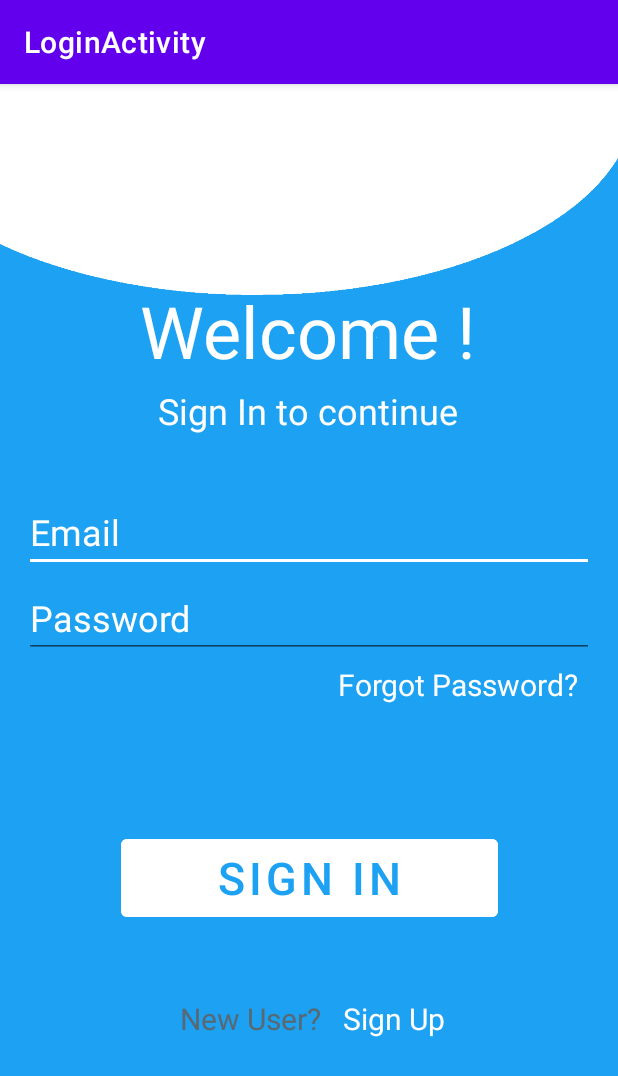
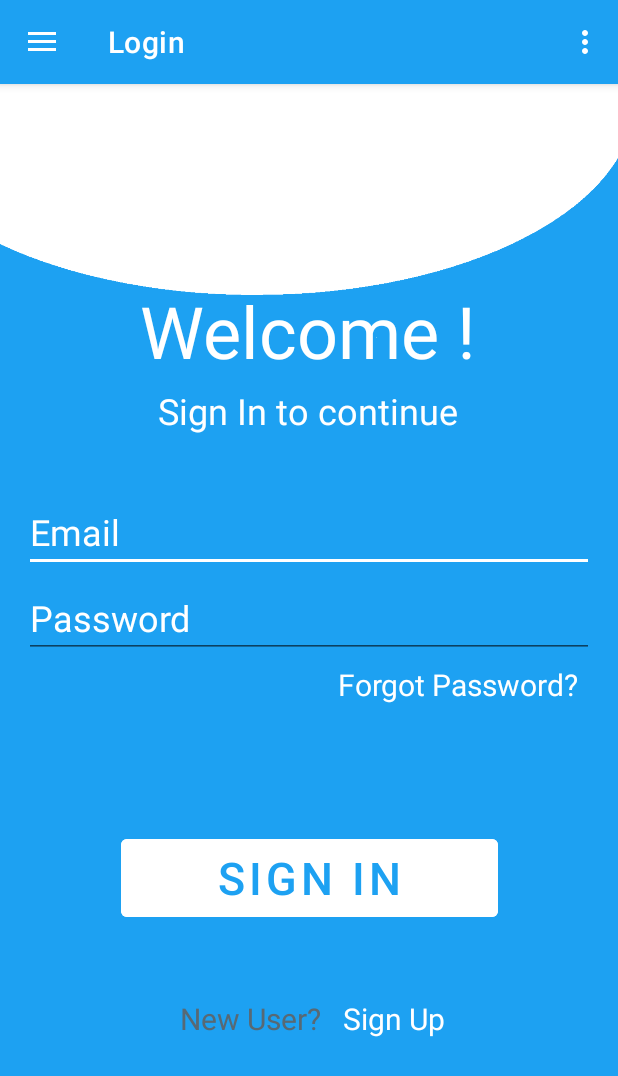
Before and after one commit to jackperlo/BadApp, an Android app: the screen it shows after launch (LoginActivity before the commit, MainActivity after it), in the side drawer, after a tap on "Login", on a phone screen of 412 x 824 dp. Shown: the top 1076 px of the screen. Run offline under Robolectric (Android 15) with nearby library versions, the phone set to English and light mode, and no system bars; our stand-ins replace navigation-ui; 7 statements that could not run were skipped.

Commit message:
Change login activity to fragment

```diff
--- a/app/build.gradle
+++ b/app/build.gradle
@@ -40,6 +40,7 @@ dependencies {
     implementation 'androidx.navigation:navigation-fragment:2.3.5'
     implementation 'androidx.navigation:navigation-ui:2.3.5'
     implementation 'androidx.annotation:annotation:1.2.0'
+    implementation 'androidx.legacy:legacy-support-v4:1.0.0'
     testImplementation 'junit:junit:4.+'
     androidTestImplementation 'androidx.test.ext:junit:1.1.3'
     androidTestImplementation 'androidx.test.espresso:espresso-core:3.4.0'
--- a/app/src/main/java/com/example/progettoium/MainActivity.java
+++ b/app/src/main/java/com/example/progettoium/MainActivity.java
@@ -45,7 +45,7 @@ public class MainActivity extends AppCompatActivity {
         // Passing each menu ID as a set of Ids because each
         // menu should be considered as top level destinations.
         mAppBarConfiguration = new AppBarConfiguration.Builder(
-                R.id.nav_home, R.id.nav_gallery, R.id.nav_slideshow)
+                R.id.nav_home, R.id.nav_login)
                 .setOpenableLayout(drawer)
                 .build();
         NavController navController = Navigation.findNavController(this, R.id.nav_host_fragment_content_main);
--- /dev/null
+++ b/app/src/main/java/com/example/progettoium/ui/login/LoginFragment.java
@@ -0,0 +1,37 @@
+package com.example.progettoium.ui.login;
+
+import android.os.Bundle;
+
+import androidx.annotation.NonNull;
+import androidx.fragment.app.Fragment;
+
+import android.view.LayoutInflater;
+import android.view.View;
+import android.view.ViewGroup;
+import android.widget.Button;
+import android.widget.EditText;
+import android.widget.ProgressBar;
+
+import com.example.progettoium.R;
+import com.example.progettoium.databinding.FragmentLoginBinding;
+
+public class LoginFragment extends Fragment {
+
+    private FragmentLoginBinding binding;
+
+    @Override
+    public View onCreateView(@NonNull LayoutInflater inflater,
+                             ViewGroup container, Bundle savedInstanceState) {
+        super.onCreate(savedInstanceState);
+
+        binding = FragmentLoginBinding.inflate(inflater, container, false);
+        View root = binding.getRoot();
+
+        final EditText txtUsername = binding.username;
+        final EditText txtPassword = binding.password;
+        final Button loginButton = binding.login;
+        final ProgressBar progressBar = binding.loading;
+
+        return root;
+    }
+}
--- a/app/src/main/java/com/example/progettoium/ui/login/data/LoginRepository.java
+++ /dev/null
@@ -1,54 +0,0 @@
-package com.example.progettoium.ui.login.data;
-
-import com.example.progettoium.ui.login.data.model.LoggedInUser;
-
-/**
- * Class that requests authentication and user information from the remote data source and
- * maintains an in-memory cache of login status and user credentials information.
- */
-public class LoginRepository {
-
-    private static volatile LoginRepository instance;
-
-    private LoginDataSource dataSource;
-
-    // If user credentials will be cached in local storage, it is recommended it be encrypted
-    // @see https://developer.android.com/training/articles/keystore
-    private LoggedInUser user = null;
-
-    // private constructor : singleton access
-    private LoginRepository(LoginDataSource dataSource) {
-        this.dataSource = dataSource;
-    }
-
-    public static LoginRepository getInstance(LoginDataSource dataSource) {
-        if (instance == null) {
-            instance = new LoginRepository(dataSource);
-        }
-        return instance;
-    }
-
-    public boolean isLoggedIn() {
-        return user != null;
-    }
-
-    public void logout() {
-        user = null;
-        dataSource.logout();
-    }
-
-    private void setLoggedInUser(LoggedInUser user) {
-        this.user = user;
-        // If user credentials will be cached in local storage, it is recommended it be encrypted
-        // @see https://developer.android.com/training/articles/keystore
-    }
-
-    public Result<LoggedInUser> login(String username, String password) {
-        // handle login
-        Result<LoggedInUser> result = dataSource.login(username, password);
-        if (result instanceof Result.Success) {
-            setLoggedInUser(((Result.Success<LoggedInUser>) result).getData());
-        }
-        return result;
-    }
-}
--- a/app/src/main/java/com/example/progettoium/ui/login/ui/login/LoginActivity.java
+++ /dev/null
@@ -1,134 +0,0 @@
-package com.example.progettoium.ui.login.ui.login;
-
-import android.app.Activity;
-
-import androidx.lifecycle.Observer;
-import androidx.lifecycle.ViewModelProvider;
-
-import android.os.Bundle;
-
-import androidx.annotation.Nullable;
-import androidx.annotation.StringRes;
-import androidx.appcompat.app.AppCompatActivity;
-
-import android.text.Editable;
-import android.text.TextWatcher;
-import android.view.KeyEvent;
-import android.view.View;
-import android.view.inputmethod.EditorInfo;
-import android.widget.Button;
-import android.widget.EditText;
-import android.widget.ProgressBar;
-import android.widget.TextView;
-import android.widget.Toast;
-
-import com.example.progettoium.R;
-import com.example.progettoium.databinding.ActivityLoginBinding;
-
-public class LoginActivity extends AppCompatActivity {
-
-    private LoginViewModel loginViewModel;
-    private ActivityLoginBinding binding;
-
-    @Override
-    public void onCreate(Bundle savedInstanceState) {
-        super.onCreate(savedInstanceState);
-
-        binding = ActivityLoginBinding.inflate(getLayoutInflater());
-        setContentView(binding.getRoot());
-
-        loginViewModel = new ViewModelProvider(this, new LoginViewModelFactory())
-                .get(LoginViewModel.class);
-
-        final EditText usernameEditText = binding.username;
-        final EditText passwordEditText = binding.password;
-        final Button loginButton = binding.login;
-        final ProgressBar loadingProgressBar = binding.loading;
-
-        loginViewModel.getLoginFormState().observe(this, new Observer<LoginFormState>() {
-            @Override
-            public void onChanged(@Nullable LoginFormState loginFormState) {
-                if (loginFormState == null) {
-                    return;
-                }
-                loginButton.setEnabled(loginFormState.isDataValid());
-                if (loginFormState.getUsernameError() != null) {
-                    usernameEditText.setError(getString(loginFormState.getUsernameError()));
-                }
-                if (loginFormState.getPasswordError() != null) {
-                    passwordEditText.setError(getString(loginFormState.getPasswordError()));
-                }
-            }
-        });
-
-        loginViewModel.getLoginResult().observe(this, new Observer<LoginResult>() {
-            @Override
-            public void onChanged(@Nullable LoginResult loginResult) {
-                if (loginResult == null) {
-                    return;
-                }
-                loadingProgressBar.setVisibility(View.GONE);
-                if (loginResult.getError() != null) {
-                    showLoginFailed(loginResult.getError());
-                }
-                if (loginResult.getSuccess() != null) {
-                    updateUiWithUser(loginResult.getSuccess());
-                }
-                setResult(Activity.RESULT_OK);
-
-                //Complete and destroy login activity once successful
-                finish();
-            }
-        });
-
-        TextWatcher afterTextChangedListener = new TextWatcher() {
-            @Override
-            public void beforeTextChanged(CharSequence s, int start, int count, int after) {
-                // ignore
-            }
-
-            @Override
-            public void onTextChanged(CharSequence s, int start, int before, int count) {
-                // ignore
-            }
-
-            @Override
-            public void afterTextChanged(Editable s) {
-                loginViewModel.loginDataChanged(usernameEditText.getText().toString(),
-                        passwordEditText.getText().toString());
-            }
-        };
-        usernameEditText.addTextChangedListener(afterTextChangedListener);
-        passwordEditText.addTextChangedListener(afterTextChangedListener);
-        passwordEditText.setOnEditorActionListener(new TextView.OnEditorActionListener() {
-
-            @Override
-            public boolean onEditorAction(TextView v, int actionId, KeyEvent event) {
-                if (actionId == EditorInfo.IME_ACTION_DONE) {
-                    loginViewModel.login(usernameEditText.getText().toString(),
-                            passwordEditText.getText().toString());
-                }
-                return false;
-            }
-        });
-
-        loginButton.setOnClickListener(new View.OnClickListener() {
-            @Override
-            public void onClick(View v) {
-                loadingProgressBar.setVisibility(View.VISIBLE);
-                loginViewModel.login(usernameEditText.getText().toString(),
-                        passwordEditText.getText().toString());
-            }
-        });
-    }
-
-    private void updateUiWithUser(LoggedInUserView model) {
-        String welcome = getString(R.string.welcome) + model.getDisplayName();
-        // TODO : initiate successful logged in experience
-        Toast.makeText(getApplicationContext(), welcome, Toast.LENGTH_LONG).show();
-    }
-
-    private void showLoginFailed(@StringRes Integer errorString) {
-        Toast.makeText(getApplicationContext(), errorString, Toast.LENGTH_SHORT).show();
-    }
-}
--- a/app/src/main/java/com/example/progettoium/ui/login/ui/login/LoginViewModel.java
+++ /dev/null
@@ -1,70 +0,0 @@
-package com.example.progettoium.ui.login.ui.login;
-
-import androidx.lifecycle.LiveData;
-import androidx.lifecycle.MutableLiveData;
-import androidx.lifecycle.ViewModel;
-
-import android.util.Patterns;
-
-import com.example.progettoium.ui.login.data.LoginRepository;
-import com.example.progettoium.ui.login.data.Result;
-import com.example.progettoium.ui.login.data.model.LoggedInUser;
-import com.example.progettoium.R;
-
-public class LoginViewModel extends ViewModel {
-
-    private MutableLiveData<LoginFormState> loginFormState = new MutableLiveData<>();
-    private MutableLiveData<LoginResult> loginResult = new MutableLiveData<>();
-    private LoginRepository loginRepository;
-
-    LoginViewModel(LoginRepository loginRepository) {
-        this.loginRepository = loginRepository;
-    }
-
-    LiveData<LoginFormState> getLoginFormState() {
-        return loginFormState;
-    }
-
-    LiveData<LoginResult> getLoginResult() {
-        return loginResult;
-    }
-
-    public void login(String username, String password) {
-        // can be launched in a separate asynchronous job
-        Result<LoggedInUser> result = loginRepository.login(username, password);
-
-        if (result instanceof Result.Success) {
-            LoggedInUser data = ((Result.Success<LoggedInUser>) result).getData();
-            loginResult.setValue(new LoginResult(new LoggedInUserView(data.getDisplayName())));
-        } else {
-            loginResult.setValue(new LoginResult(R.string.login_failed));
-        }
-    }
-
-    public void loginDataChanged(String username, String password) {
-        if (!isUserNameValid(username)) {
-            loginFormState.setValue(new LoginFormState(R.string.invalid_username, null));
-        } else if (!isPasswordValid(password)) {
-            loginFormState.setValue(new LoginFormState(null, R.string.invalid_password));
-        } else {
-            loginFormState.setValue(new LoginFormState(true));
-        }
-    }
-
-    // A placeholder username validation check
-    private boolean isUserNameValid(String username) {
-        if (username == null) {
-            return false;
-        }
-        if (username.contains("@")) {
-            return Patterns.EMAIL_ADDRESS.matcher(username).matches();
-        } else {
-            return !username.trim().isEmpty();
-        }
-    }
-
-    // A placeholder password validation check
-    private boolean isPasswordValid(String password) {
-        return password != null && password.trim().length() > 5;
-    }
-}
--- a/app/src/main/java/com/example/progettoium/ui/login/ui/login/LoginViewModelFactory.java
+++ /dev/null
@@ -1,26 +0,0 @@
-package com.example.progettoium.ui.login.ui.login;
-
-import androidx.lifecycle.ViewModel;
-import androidx.lifecycle.ViewModelProvider;
-import androidx.annotation.NonNull;
-
-import com.example.progettoium.ui.login.data.LoginDataSource;
-import com.example.progettoium.ui.login.data.LoginRepository;
-
-/**
- * ViewModel provider factory to instantiate LoginViewModel.
- * Required given LoginViewModel has a non-empty constructor
- */
-public class LoginViewModelFactory implements ViewModelProvider.Factory {
-
-    @NonNull
-    @Override
-    @SuppressWarnings("unchecked")
-    public <T extends ViewModel> T create(@NonNull Class<T> modelClass) {
-        if (modelClass.isAssignableFrom(LoginViewModel.class)) {
-            return (T) new LoginViewModel(LoginRepository.getInstance(new LoginDataSource()));
-        } else {
-            throw new IllegalArgumentException("Unknown ViewModel class");
-        }
-    }
-}
--- a/app/src/main/res/layout-w1240dp/activity_login.xml
+++ /dev/null
@@ -1,71 +0,0 @@
-<?xml version="1.0" encoding="utf-8"?>
-<androidx.constraintlayout.widget.ConstraintLayout xmlns:android="http://schemas.android.com/apk/res/android"
-    xmlns:app="http://schemas.android.com/apk/res-auto"
-    xmlns:tools="http://schemas.android.com/tools"
-    android:id="@+id/container"
-    android:layout_width="match_parent"
-    android:layout_height="match_parent"
-    android:paddingLeft="@dimen/activity_horizontal_margin"
-    android:paddingTop="@dimen/activity_vertical_margin"
-    android:paddingRight="@dimen/activity_horizontal_margin"
-    android:paddingBottom="@dimen/activity_vertical_margin"
-    tools:context=".ui.login.ui.login.LoginActivity">
-
-    <EditText
-        android:id="@+id/username"
-        android:layout_width="0dp"
-        android:layout_height="wrap_content"
-        android:layout_marginTop="96dp"
-        android:autofillHints="@string/prompt_email"
-        android:hint="@string/prompt_email"
-        android:inputType="textEmailAddress"
-        android:selectAllOnFocus="true"
-        app:layout_constraintEnd_toEndOf="parent"
-        app:layout_constraintStart_toStartOf="parent"
-        app:layout_constraintTop_toTopOf="parent" />
-
-    <EditText
-        android:id="@+id/password"
-        android:layout_width="0dp"
-        android:layout_height="wrap_content"
-        android:layout_marginTop="8dp"
-        android:autofillHints="@string/prompt_password"
-        android:hint="@string/prompt_password"
-        android:imeActionLabel="@string/action_sign_in_short"
-        android:imeOptions="actionDone"
-        android:inputType="textPassword"
-        android:selectAllOnFocus="true"
-        app:layout_constraintEnd_toEndOf="parent"
-        app:layout_constraintStart_toStartOf="parent"
-        app:layout_constraintTop_toBottomOf="@+id/username" />
-
-    <Button
-        android:id="@+id/login"
-        android:layout_width="wrap_content"
-        android:layout_height="wrap_content"
-        android:layout_gravity="start"
-        android:layout_marginTop="16dp"
-        android:layout_marginBottom="64dp"
-        android:enabled="false"
-        android:text="@string/action_sign_in"
-        app:layout_constraintBottom_toBottomOf="parent"
-        app:layout_constraintEnd_toEndOf="parent"
-        app:layout_constraintStart_toStartOf="parent"
-        app:layout_constraintTop_toBottomOf="@+id/password"
-        app:layout_constraintVertical_bias="0.2" />
-
-    <ProgressBar
-        android:id="@+id/loading"
-        android:layout_width="wrap_content"
-        android:layout_height="wrap_content"
-        android:layout_gravity="center"
-        android:layout_marginTop="64dp"
-        android:layout_marginBottom="64dp"
-        android:visibility="gone"
-        app:layout_constraintBottom_toBottomOf="parent"
-        app:layout_constraintEnd_toEndOf="@+id/password"
-        app:layout_constraintStart_toStartOf="@+id/password"
-        app:layout_constraintTop_toTopOf="parent"
-        app:layout_constraintVertical_bias="0.3" />
-
-</androidx.constraintlayout.widget.ConstraintLayout>
--- a/app/src/main/res/layout-w936dp/activity_login.xml
+++ /dev/null
@@ -1,78 +0,0 @@
-<?xml version="1.0" encoding="utf-8"?>
-<androidx.constraintlayout.widget.ConstraintLayout xmlns:android="http://schemas.android.com/apk/res/android"
-    xmlns:app="http://schemas.android.com/apk/res-auto"
-    xmlns:tools="http://schemas.android.com/tools"
-    android:id="@+id/container"
-    android:layout_width="match_parent"
-    android:layout_height="match_parent"
-    android:paddingLeft="@dimen/activity_horizontal_margin"
-    android:paddingTop="@dimen/activity_vertical_margin"
-    android:paddingRight="@dimen/activity_horizontal_margin"
-    android:paddingBottom="@dimen/activity_vertical_margin"
-    tools:context=".ui.login.ui.login.LoginActivity">
-
-    <androidx.constraintlayout.widget.ConstraintLayout
-        android:layout_width="840dp"
-        android:layout_height="match_parent"
-        app:layout_constraintEnd_toEndOf="parent"
-        app:layout_constraintStart_toStartOf="parent">
-
-        <EditText
-            android:id="@+id/username"
-            android:layout_width="0dp"
-            android:layout_height="wrap_content"
-            android:layout_marginTop="96dp"
-            android:autofillHints="@string/prompt_email"
-            android:hint="@string/prompt_email"
-            android:inputType="textEmailAddress"
-            android:selectAllOnFocus="true"
-            app:layout_constraintEnd_toEndOf="parent"
-            app:layout_constraintStart_toStartOf="parent"
-            app:layout_constraintTop_toTopOf="parent" />
-
-        <EditText
-            android:id="@+id/password"
-            android:layout_width="0dp"
-            android:layout_height="wrap_content"
-            android:layout_marginTop="8dp"
-            android:autofillHints="@string/prompt_password"
-            android:hint="@string/prompt_password"
-            android:imeActionLabel="@string/action_sign_in_short"
-            android:imeOptions="actionDone"
-            android:inputType="textPassword"
-            android:selectAllOnFocus="true"
-            app:layout_constraintEnd_toEndOf="parent"
-            app:layout_constraintStart_toStartOf="parent"
-            app:layout_constraintTop_toBottomOf="@+id/username" />
-
-        <Button
-            android:id="@+id/login"
-            android:layout_width="wrap_content"
-            android:layout_height="wrap_content"
-            android:layout_gravity="start"
-            android:layout_marginTop="16dp"
-            android:layout_marginBottom="64dp"
-            android:enabled="false"
-            android:text="@string/action_sign_in"
-            app:layout_constraintBottom_toBottomOf="parent"
-            app:layout_constraintEnd_toEndOf="parent"
-            app:layout_constraintStart_toStartOf="parent"
-            app:layout_constraintTop_toBottomOf="@+id/password"
-            app:layout_constraintVertical_bias="0.2" />
-
-        <ProgressBar
-            android:id="@+id/loading"
-            android:layout_width="wrap_content"
-            android:layout_height="wrap_content"
-            android:layout_gravity="center"
-            android:layout_marginTop="64dp"
-            android:layout_marginBottom="64dp"
-            android:visibility="gone"
-            app:layout_constraintBottom_toBottomOf="parent"
-            app:layout_constraintEnd_toEndOf="@+id/password"
-            app:layout_constraintStart_toStartOf="@+id/password"
-            app:layout_constraintTop_toTopOf="parent"
-            app:layout_constraintVertical_bias="0.3" />
-
-    </androidx.constraintlayout.widget.ConstraintLayout>
-</androidx.constraintlayout.widget.ConstraintLayout>
--- a/app/src/main/res/values/strings.xml
+++ b/app/src/main/res/values/strings.xml
@@ -38,4 +38,6 @@
 
     <!--Courses List Item-->
     <string name="book">BOOK</string>
+    <!-- TODO: Remove or change this placeholder text -->
+    <string name="hello_blank_fragment">Hello blank fragment</string>
 </resources>
```
Also changed, not shown: app/src/main/java/com/example/progettoium/ui/gallery/GalleryFragment.java (+0 -9 lines), app/src/main/java/com/example/progettoium/ui/login/data/LoginDataSource.java (deleted, +0 -29 lines), app/src/main/java/com/example/progettoium/ui/login/data/Result.java (deleted, +0 -48 lines), app/src/main/java/com/example/progettoium/ui/login/data/model/LoggedInUser.java (deleted, +0 -23 lines), app/src/main/java/com/example/progettoium/ui/login/ui/login/LoggedInUserView.java (deleted, +0 -17 lines), app/src/main/java/com/example/progettoium/ui/login/ui/login/LoginFormState.java (deleted, +0 -40 lines), app/src/main/java/com/example/progettoium/ui/login/ui/login/LoginResult.java (deleted, +0 -31 lines), app/src/main/res/layout/fragment_home.xml (+11 -6 lines), app/src/main/res/navigation/mobile_navigation.xml (+3 -14 lines), app/src/main/res/layout/fragment_login.xml (renamed from app/src/main/res/layout/activity_login.xml).
